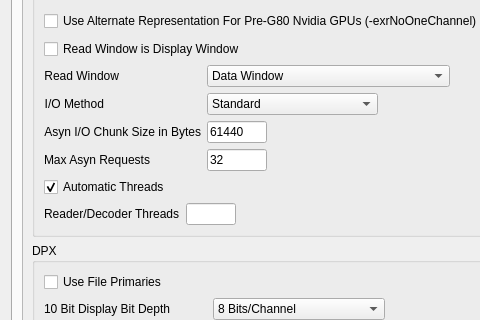
Old version of the form src/lib/app/RvCommon/ui/RvPreferences/Qt6/RvPreferences.ui in the repository AcademySoftwareFoundation/OpenRV; both pictures show x 0 to 480 and y 155 to 475 of the 837 by 606 pixel window.
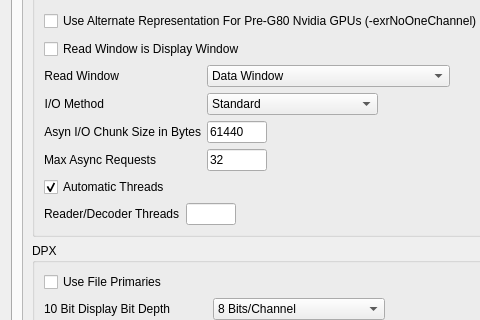
New version of the form. The open tabs and pages were chosen to show the change.

Diff of the .ui file:
```diff
--- a/src/lib/app/RvCommon/ui/RvPreferences/Qt6/RvPreferences.ui
+++ b/src/lib/app/RvCommon/ui/RvPreferences/Qt6/RvPreferences.ui
@@ -2529,7 +2529,7 @@
                 <item row="3" column="0">
                  <widget class="QLabel" name="exrMaxInFlightLabel">
                   <property name="text">
-                   <string>Max Asyn Requests</string>
+                   <string>Max Async Requests</string>
                   </property>
                  </widget>
                 </item>
```
